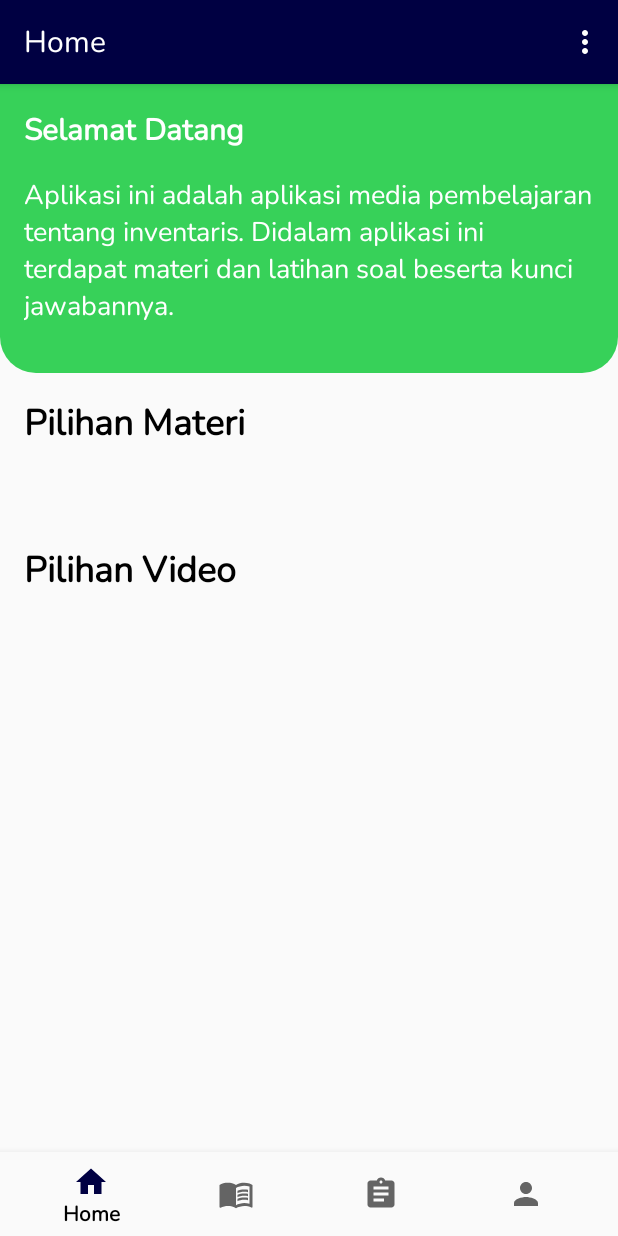
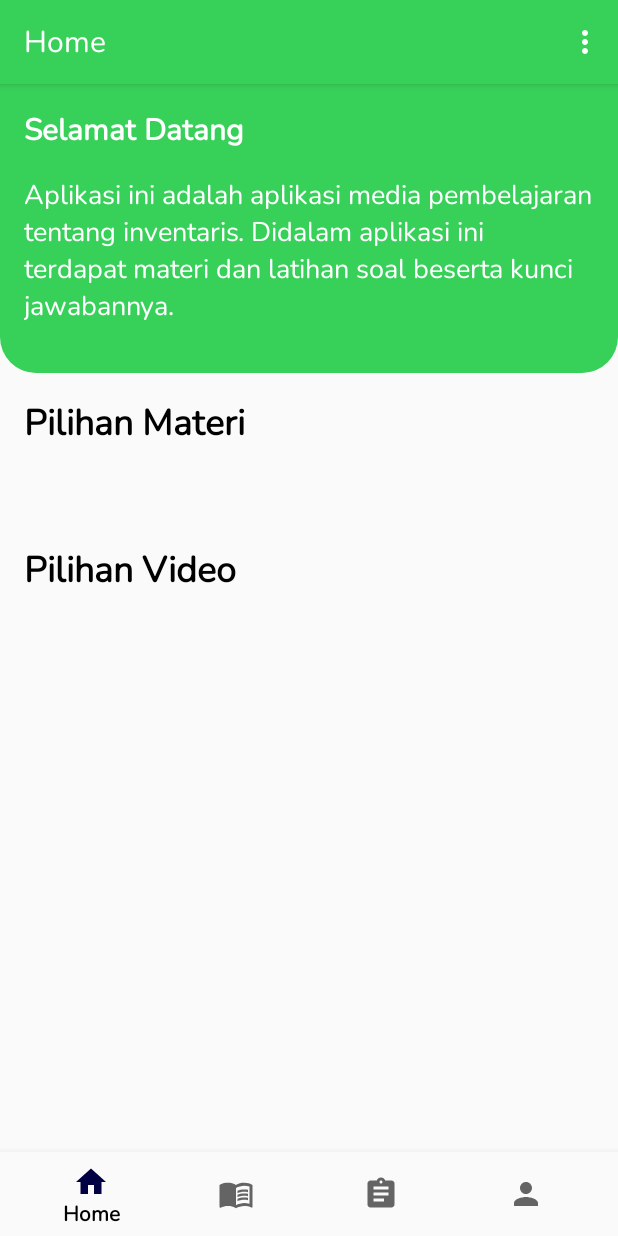
Before and after one commit to Lide-Dev/MediaInteraktif, an Android app: the HomeActivity screen opened directly, with no data from a screen before it, on a phone screen of 412 x 824 dp. Run offline under Robolectric (Android 15) with nearby library versions, the phone set to English and light mode, and no system bars; our stand-ins replace Firebase (no records; nobody signed in at launch, a user with empty details on screens opened directly), navigation-ui.

Commit message:
Fix :  HomeActivity.kt actionBar fix color

```diff
--- a/app/src/main/java/com/mediainteraktif/HomeActivity.kt
+++ b/app/src/main/java/com/mediainteraktif/HomeActivity.kt
@@ -7,6 +7,7 @@ import android.view.MenuInflater
 import android.view.MenuItem
 import com.google.android.material.bottomnavigation.BottomNavigationView
 import androidx.appcompat.app.AppCompatActivity
+import androidx.core.content.ContextCompat
 import androidx.navigation.findNavController
 import androidx.navigation.ui.AppBarConfiguration
 import androidx.navigation.ui.setupActionBarWithNavController
@@ -36,6 +37,8 @@ class HomeActivity : AppCompatActivity() {
 
         setupActionBarWithNavController(navController, appBarConfiguration)
         navView.setupWithNavController(navController)
+
+        supportActionBar?.setBackgroundDrawable(ContextCompat.getDrawable(this, R.color.green))
     }
 
     override fun onCreateOptionsMenu(menu: Menu?): Boolean {
@@ -45,7 +48,7 @@ class HomeActivity : AppCompatActivity() {
     }
 
     override fun onOptionsItemSelected(item: MenuItem): Boolean {
-        when(item.itemId) {
+        when (item.itemId) {
             R.id.daftar_pustaka -> {
                 intent = Intent(this, PustakaActivity::class.java).also {
                     startActivity(it)
```
